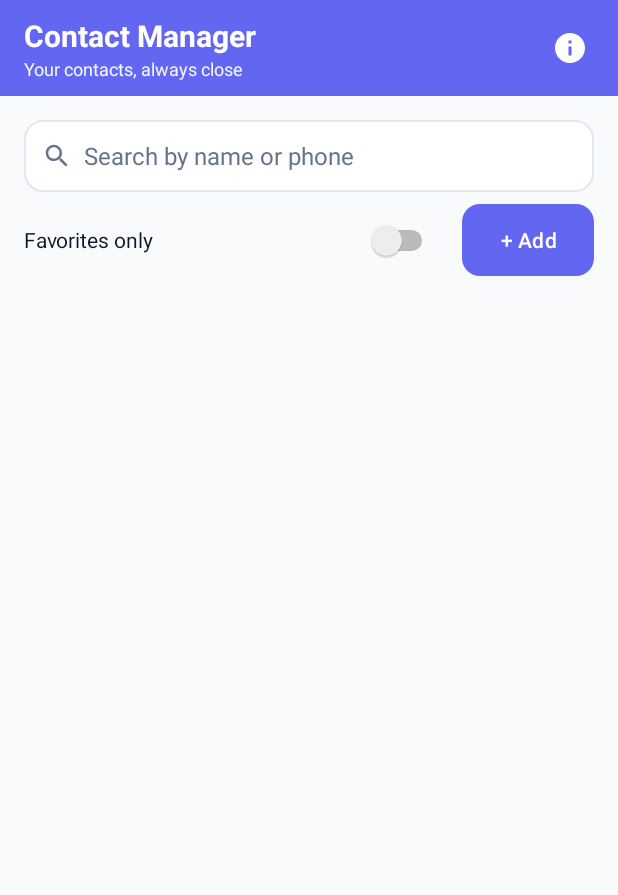
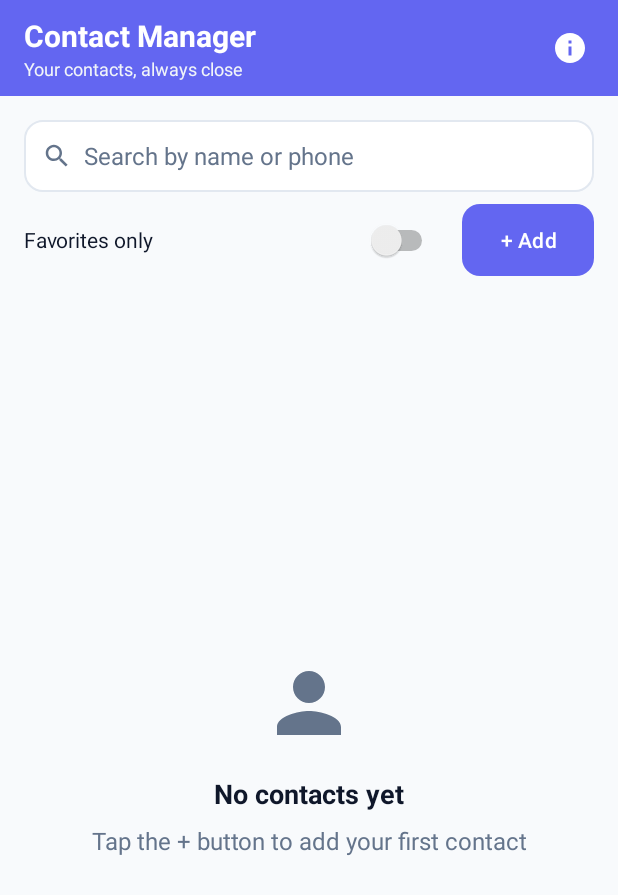
Before and after one commit to ziadshady15/Mobile-Project-26, an Android app built with Jetpack Compose: the screen it shows after launch (MainActivity), on a phone screen of 412 x 824 dp. Shown: the top 895 px of the screen. Run offline under Robolectric (Android 15) with nearby library versions, the phone set to English and light mode, and no system bars; our stand-ins replace Room's generated code.

Commit message:
Finished MainActivity kotlin

```diff
--- a/app/src/main/java/com/example/mobile_project/MainActivity.kt
+++ b/app/src/main/java/com/example/mobile_project/MainActivity.kt
@@ -1,12 +1,45 @@
 package com.example.mobile_project
 
+import android.content.Context
+import android.content.Intent
+import android.content.SharedPreferences
 import android.os.Bundle
+import android.util.Log
+import android.view.View
+import android.widget.Button
+import android.widget.EditText
+import android.widget.ImageButton
+import android.widget.LinearLayout
+import android.widget.ListView
+import android.widget.Switch
+import android.widget.TextView
 import androidx.activity.enableEdgeToEdge
 import androidx.appcompat.app.AppCompatActivity
 import androidx.core.view.ViewCompat
 import androidx.core.view.WindowInsetsCompat
+import androidx.core.widget.doAfterTextChanged
+import androidx.lifecycle.lifecycleScope
+import kotlinx.coroutines.Dispatchers
+import kotlinx.coroutines.launch
+import kotlinx.coroutines.withContext
 
+// Contact List screen (start screen of the app)
 class MainActivity : AppCompatActivity() {
+    private val TAG = "MainActivity"
+
+    private lateinit var listView: ListView
+    private lateinit var etSearch: EditText
+    private lateinit var switchFavorites: Switch
+    private lateinit var layoutEmpty: LinearLayout
+    private lateinit var txtEmptyTitle: TextView
+    private lateinit var txtEmptyMessage: TextView
+    private lateinit var db: ContactDatabase
+    private lateinit var sharedPref: SharedPreferences
+    private lateinit var adapter: ContactAdapter
+
+    // The contacts currently shown in the list (filled by loadContacts)
+    private val contacts = mutableListOf<Contact>()
+
     override fun onCreate(savedInstanceState: Bundle?) {
         super.onCreate(savedInstanceState)
         enableEdgeToEdge()
@@ -16,5 +49,135 @@ class MainActivity : AppCompatActivity() {
             v.setPadding(systemBars.left, systemBars.top, systemBars.right, systemBars.bottom)
             insets
         }
+
+        listView = findViewById(R.id.lst_contacts)
+        etSearch = findViewById(R.id.et_search)
+        switchFavorites = findViewById(R.id.switch_favorites)
+        layoutEmpty = findViewById(R.id.layout_empty)
+        txtEmptyTitle = findViewById(R.id.txt_empty_title)
+        txtEmptyMessage = findViewById(R.id.txt_empty_message)
+        db = ContactDatabase.getInstance(this)
+        sharedPref = getSharedPreferences("MyPrefs", Context.MODE_PRIVATE)
+
+        // Bind adapter to ListView; the star button calls toggleFavorite (lambda callback)
+        adapter = ContactAdapter(this, contacts) { contact -> toggleFavorite(contact) }
+        listView.adapter = adapter
+
+        // Item click: open the Details screen with an explicit intent (Lab 03 / Lab 04)
+        listView.setOnItemClickListener { _, _, position, _ ->
+            val selectedContact = contacts[position]
+            val intent = Intent(this, ContactDetailsActivity::class.java)
+            intent.putExtra("contactId", selectedContact.id)
+            startActivity(intent)
+        }
+
+        // "+ Add" opens the empty form (explicit intent, Lab 03)
+        val btnAdd = findViewById<Button>(R.id.btn_add)
+        btnAdd.setOnClickListener {
+            startActivity(Intent(this, AddEditContactActivity::class.java))
+        }
+
+        // About icon opens the Compose About screen
+        val btnAbout = findViewById<ImageButton>(R.id.btn_about)
+        btnAbout.setOnClickListener {
+            startActivity(Intent(this, AboutActivity::class.java))
+        }
+
+        // Restore the last "Favorites only" choice from SharedPreferences (Lab 04)
+        switchFavorites.isChecked = sharedPref.getBoolean("favoritesOnly", false)
+        switchFavorites.setOnCheckedChangeListener { _, isChecked ->
+            val editor = sharedPref.edit()
+            editor.putBoolean("favoritesOnly", isChecked)
+            editor.apply()
+            loadContacts()
+        }
+
+        // Search while typing
+        etSearch.doAfterTextChanged { loadContacts() }
+
+        loadContacts()
+        Log.d(TAG, "OnCreate MainActivity")
+    }
+
+    // Read contacts from Room on a background thread, then update the list on the main thread (Lab 04)
+    private fun loadContacts() {
+        val query = etSearch.text.toString().trim()
+        val favoritesOnly = switchFavorites.isChecked
+
+        lifecycleScope.launch(Dispatchers.IO) {
+            val result = if (query.isEmpty() && !favoritesOnly) {
+                db.contactDao().getAllContacts()
+            } else {
+                db.contactDao().searchContacts(query, favoritesOnly)
+            }
+
+            withContext(Dispatchers.Main) {
+                contacts.clear()
+                contacts.addAll(result)
+                adapter.notifyDataSetChanged()
+                showEmptyState(query.isEmpty() && !favoritesOnly)
+            }
+        }
+    }
+
+    // Show the "No contacts yet" message when the list is empty
+    private fun showEmptyState(noFilter: Boolean) {
+        if (contacts.isEmpty()) {
+            listView.visibility = View.GONE
+            layoutEmpty.visibility = View.VISIBLE
+            if (noFilter) {
+                txtEmptyTitle.setText(R.string.empty_title)
+                txtEmptyMessage.visibility = View.VISIBLE
+            } else {
+                txtEmptyTitle.setText(R.string.no_results)
+                txtEmptyMessage.visibility = View.GONE
+            }
+        } else {
+            listView.visibility = View.VISIBLE
+            layoutEmpty.visibility = View.GONE
+        }
+    }
+
+    // Star button in a row: flip isFavorite and save it in Room
+    private fun toggleFavorite(contact: Contact) {
+        lifecycleScope.launch(Dispatchers.IO) {
+            db.contactDao().updateContact(contact.copy(isFavorite = !contact.isFavorite))
+            withContext(Dispatchers.Main) {
+                loadContacts()
+            }
+        }
+    }
+
+    // Activity lifecycle callbacks with logs (Lab 02)
+    override fun onStart() {
+        super.onStart()
+        Log.d(TAG, "OnStart MainActivity")
+    }
+
+    override fun onResume() {
+        super.onResume()
+        Log.d(TAG, "OnResume MainActivity")
+    }
+
+    override fun onPause() {
+        super.onPause()
+        Log.d(TAG, "OnPause MainActivity")
+    }
+
+    override fun onStop() {
+        super.onStop()
+        Log.d(TAG, "OnStop MainActivity")
+    }
+
+    // Coming back from another screen: reload, the data may have changed (Lab 04)
+    override fun onRestart() {
+        super.onRestart()
+        Log.d(TAG, "OnRestart MainActivity")
+        loadContacts()
+    }
+
+    override fun onDestroy() {
+        super.onDestroy()
+        Log.d(TAG, "OnDestroy MainActivity")
     }
 }
```
